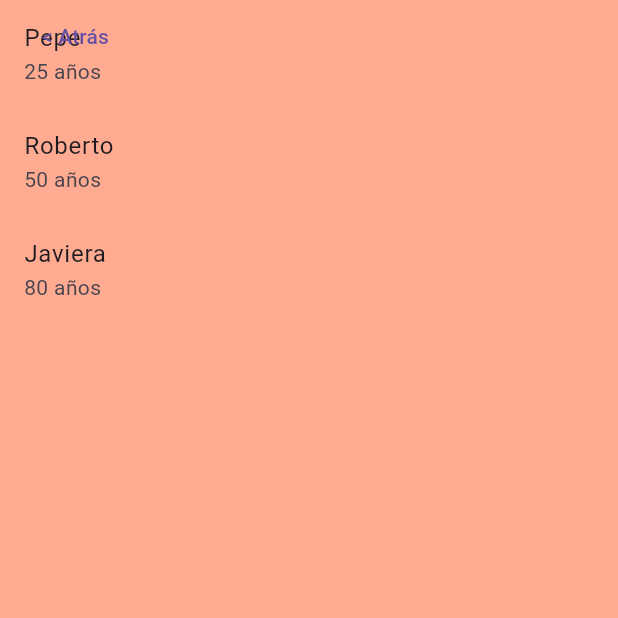
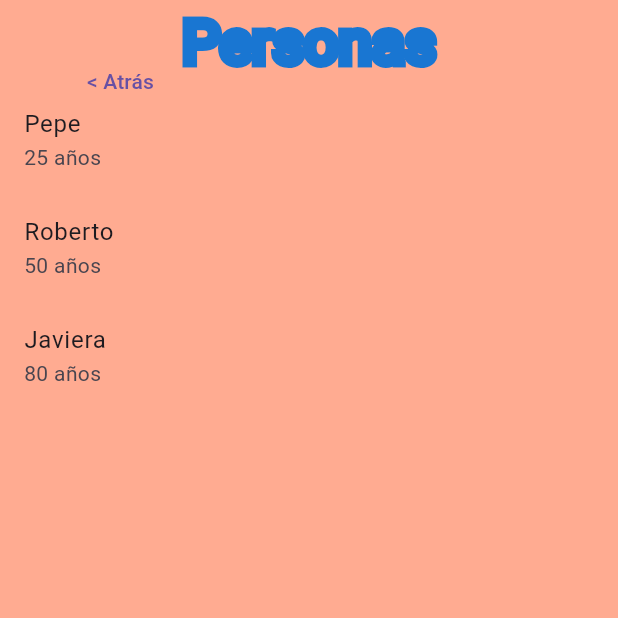
Before and after one commit to juanrinconadacev/ejemplo, a Flutter app: the Listado screen opened directly, on a phone screen of 412 x 824 dp, the top half of it. Run offline on Flutter 3.47's test engine with Material 3 defaults, Android fonts, the phone set to English and light mode, and no system bars.

```diff
--- a/lib/listado.dart
+++ b/lib/listado.dart
@@ -1,4 +1,5 @@
 import 'package:ejemplo/persona.dart';
+import 'package:ejemplo/textoTitulo.dart';
 import 'package:flutter/material.dart';
 
 class Listado extends StatefulWidget {
@@ -24,17 +25,26 @@ class _Listado extends State<Listado> {
     return Scaffold(
         backgroundColor: Colors.deepOrange[200],
         floatingActionButtonLocation: FloatingActionButtonLocation.startTop,
-        floatingActionButton: TextButton(
+        floatingActionButton: Padding(
+          padding: EdgeInsets.all(30),
+          child: TextButton(
             onPressed: atras,
             child: const Text('< Atrás'),
           ),
-        body: ListView.builder(
+        ),
+        body: Column(
+          children: [
+            TextoTitulo('Personas'),
+            ListView.builder(
                 itemCount: personas.length,
                 itemBuilder: (context, index) {
                   return ListTile(
                     title: Text(personas[index].nombre),
-            subtitle: Text(personas[index].edad.toString() + ' años'),
+                    subtitle: Text('${personas[index].edad} años'),
                   );
-        }),);
+                },
+                shrinkWrap: true)
+          ],
+        ));
   }
 }
```
Lines whose indentation alone changed are shown as unchanged.
